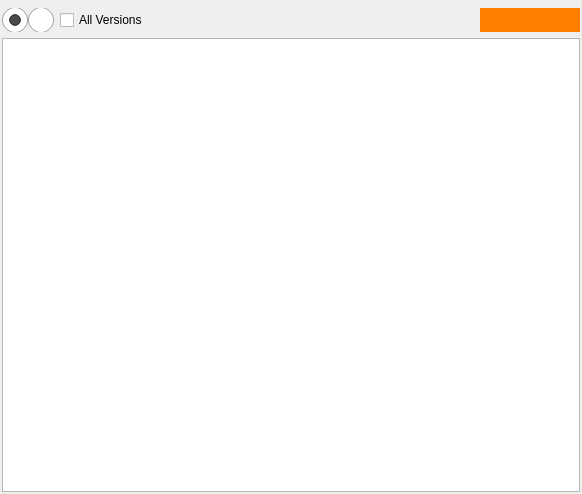
Before: the Qt Designer form resources/file_list_form.ui in shotgunsoftware/tk-multi-workfiles2, drawn with Qt 5.
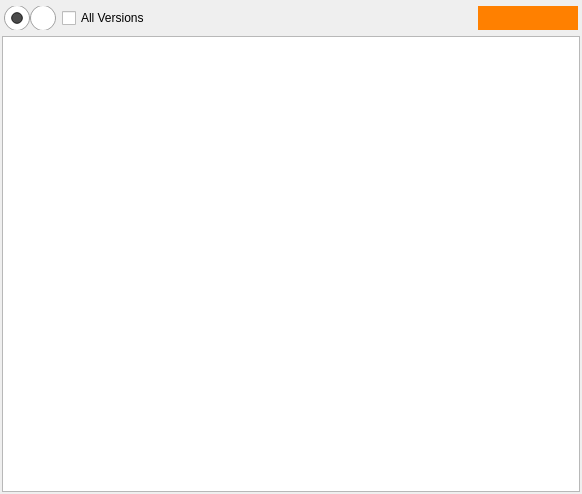
After: the same form once the commit is applied. The open tabs and pages were chosen to show the change. Icons and pictures are not drawn. Custom widgets are drawn as their Qt base class.

Diff of the .ui file:
```diff
--- a/resources/file_list_form.ui
+++ b/resources/file_list_form.ui
@@ -21,7 +21,7 @@
     <number>2</number>
    </property>
    <property name="topMargin">
-    <number>8</number>
+    <number>6</number>
    </property>
    <property name="rightMargin">
     <number>2</number>
@@ -31,6 +31,12 @@
    </property>
    <item>
     <layout class="QHBoxLayout" name="horizontalLayout_3" stretch="0,0,1,0">
+     <property name="leftMargin">
+      <number>2</number>
+     </property>
+     <property name="rightMargin">
+      <number>2</number>
+     </property>
      <item>
       <layout class="QHBoxLayout" name="horizontalLayout">
        <property name="spacing">
```
Left out of the diff: 10 changed lines with no effect on the pictures.
